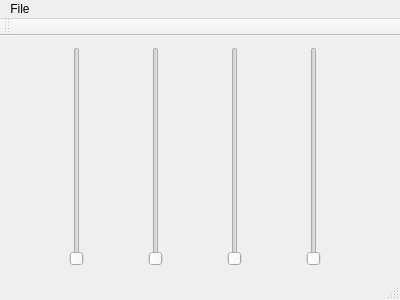
MesaRoboticsOrganization/Mesa-Robotics-Organization, file QuadCopter/quadclient/mainwindow.ui: the form before one commit.
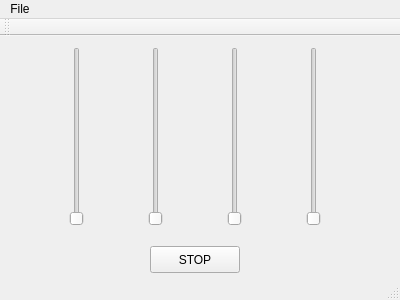
The form after the commit.

Patch:
```diff
--- a/QuadCopter/quadclient/mainwindow.ui
+++ b/QuadCopter/quadclient/mainwindow.ui
@@ -20,7 +20,7 @@
       <x>0</x>
       <y>0</y>
       <width>391</width>
-      <height>241</height>
+      <height>201</height>
      </rect>
     </property>
     <layout class="QHBoxLayout" name="horizontalLayout">
@@ -54,6 +54,19 @@
      </item>
     </layout>
    </widget>
+   <widget class="QPushButton" name="stopbutton">
+    <property name="geometry">
+     <rect>
+      <x>150</x>
+      <y>210</y>
+      <width>90</width>
+      <height>27</height>
+     </rect>
+    </property>
+    <property name="text">
+     <string>STOP</string>
+    </property>
+   </widget>
   </widget>
   <widget class="QMenuBar" name="menuBar">
    <property name="geometry">
```
